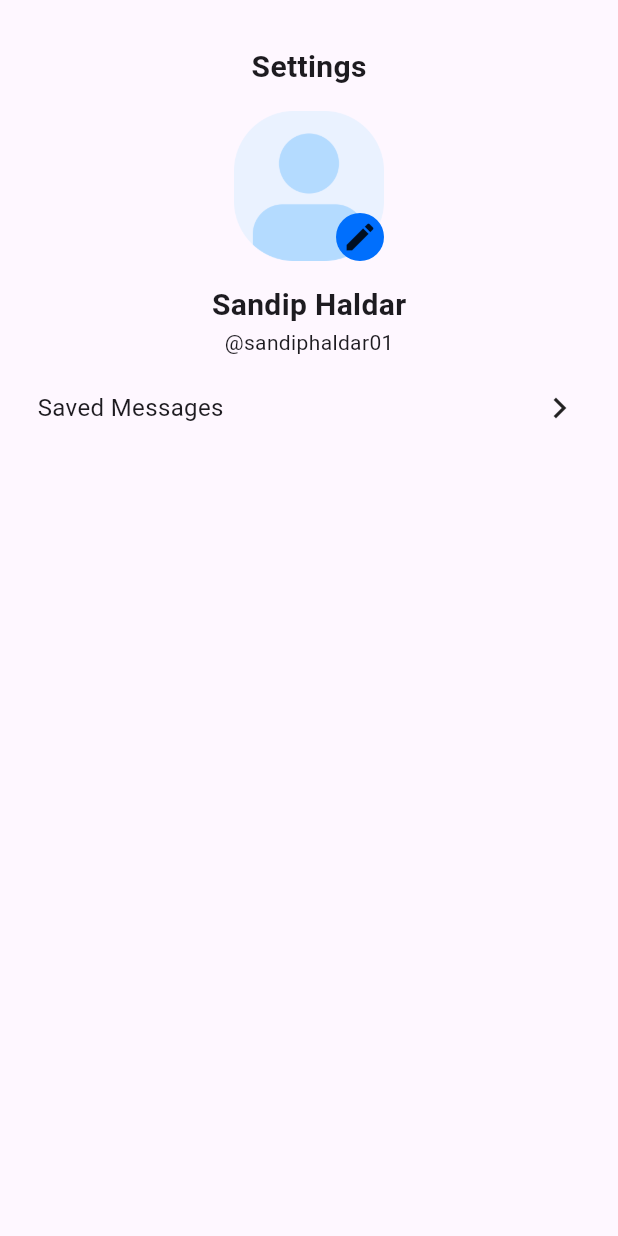
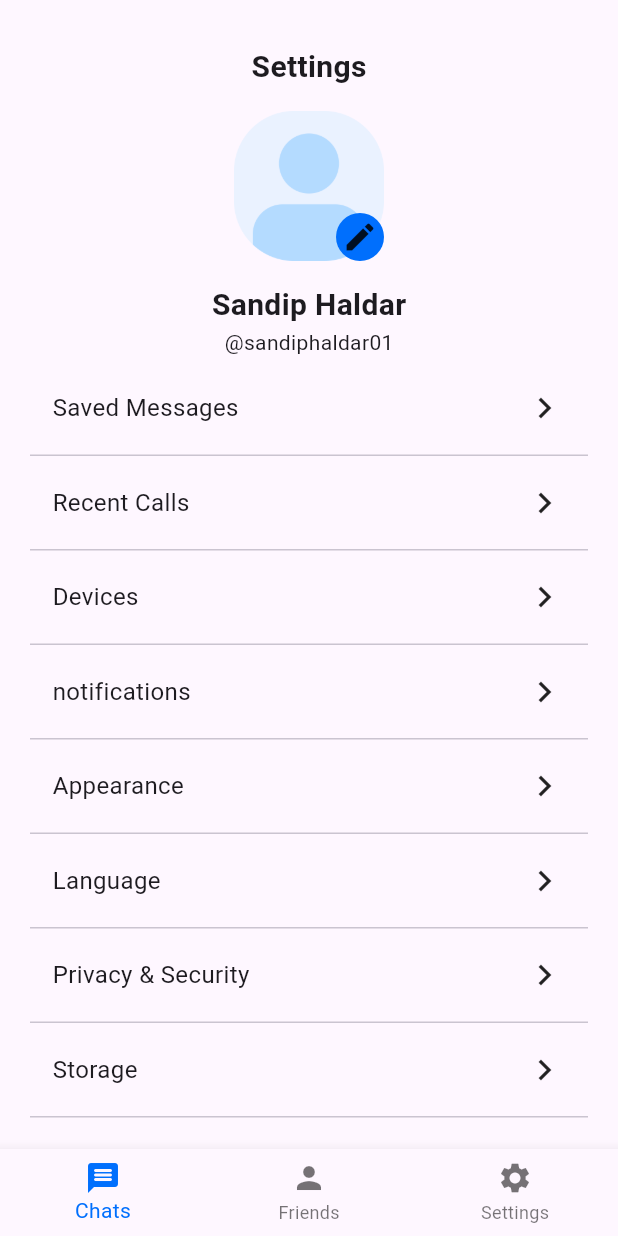
Before and after one commit to sandiphaldar01/multipurpose, a Flutter app: the Settings screen opened directly, on a phone screen of 412 x 824 dp. Run offline on Flutter 3.47's test engine with Material 3 defaults, Android fonts, the phone set to English and light mode, and no system bars; our stand-ins replace carousel_slider, flutter_svg.

Commit message:
add bottom navigation bar in setting page and create chats page

```diff
--- /dev/null
+++ b/lib/chats.dart
@@ -0,0 +1,27 @@
+import 'package:flutter/material.dart';
+
+class Chats extends StatefulWidget {
+  const new({super.key});
+
+  @override
+  State<Chats> createState() => _ChatsState();
+}
+
+class _ChatsState extends State<Chats> {
+  @override
+  Widget build(BuildContext context) {
+    return Scaffold(
+      body: Column(
+        children: [
+          Row(
+            children: [
+              Text(
+                'Edit'
+              )
+            ],
+          )
+        ],
+      ),
+    );
+  }
+}
--- a/lib/settings.dart
+++ b/lib/settings.dart
@@ -1,5 +1,5 @@
 import 'package:flutter/material.dart';
-import 'package:flutter_svg/flutter_svg.dart';
+import 'package:multipurpose/settings_items.dart';
 
 class Settings extends StatefulWidget {
   const new({super.key});
@@ -12,6 +12,26 @@ class _SettingsState extends State<Settings> {
   @override
   Widget build(BuildContext context) {
     return Scaffold(
+      bottomNavigationBar: BottomNavigationBar(
+        onTap: (value) {
+
+        },
+        selectedItemColor: Color(0xff006FFD),
+        items: [
+          BottomNavigationBarItem(
+            icon: Icon(Icons.message_rounded),
+            label: 'Chats'
+          ),
+          BottomNavigationBarItem(
+            icon: Icon(Icons.person),
+            label: 'Friends'
+          ),
+          BottomNavigationBarItem(
+            icon: Icon(Icons.settings),
+            label: 'Settings'
+          )
+        ]
+      ),
       body: SafeArea(
         child: Align(
           alignment: Alignment.center,
@@ -59,24 +79,94 @@ class _SettingsState extends State<Settings> {
                 '@sandiphaldar01'
               ),
               SizedBox(height: 20,),
+              SettingsItems(
+                items: 'Saved Messages'
+              ),
               Padding(
-                padding: EdgeInsets.symmetric(horizontal: 25),
-                child: Row(
-                  children: [
-                    Text(
-                      'Saved Messages',
-                      style: TextStyle(
-                        fontSize: 16
-                      ),
-                    ),
-                    Spacer(),
-                    Icon(
-                      Icons.keyboard_arrow_right_outlined,
-                      size: 28,
-                    ),
-                  ],
+                padding: EdgeInsets.symmetric(
+                  horizontal: 20
                 ),
-              )
+                child: Divider(
+                  height: 35,
+                ),
+              ),
+              SettingsItems(
+                items: 'Recent Calls'
+              ),
+              Padding(
+                padding: EdgeInsets.symmetric(
+                  horizontal: 20
+                ),
+                child: Divider(
+                  height: 35,
+                ),
+              ),
+              SettingsItems(
+                items: 'Devices'
+              ),
+              Padding(
+                padding: EdgeInsets.symmetric(
+                  horizontal: 20
+                ),
+                child: Divider(
+                  height: 35,
+                ),
+              ),
+              SettingsItems(
+                items: 'notifications'
+              ),
+              Padding(
+                padding: EdgeInsets.symmetric(
+                  horizontal: 20
+                ),
+                child: Divider(
+                  height: 35,
+                ),
+              ),
+              SettingsItems(
+                items: 'Appearance'
+              ),
+              Padding(
+                padding: EdgeInsets.symmetric(
+                  horizontal: 20
+                ),
+                child: Divider(
+                  height: 35,
+                ),
+              ),
+              SettingsItems(
+                items: 'Language'
+              ),
+              Padding(
+                padding: EdgeInsets.symmetric(
+                  horizontal: 20
+                ),
+                child: Divider(
+                  height: 35,
+                ),
+              ),
+              SettingsItems(
+                items: 'Privacy & Security'
+              ),
+              Padding(
+                padding: EdgeInsets.symmetric(
+                  horizontal: 20
+                ),
+                child: Divider(
+                  height: 35,
+                ),
+              ),
+              SettingsItems(
+                items: 'Storage'
+              ),
+              Padding(
+                padding: EdgeInsets.symmetric(
+                  horizontal: 20
+                ),
+                child: Divider(
+                  height: 35,
+                ),
+              ),
             ],
           ),
         ),
--- /dev/null
+++ b/lib/settings_items.dart
@@ -0,0 +1,29 @@
+import 'package:flutter/material.dart';
+
+class SettingsItems extends StatelessWidget {
+
+  final String items;
+  const new({super.key, required this.items});
+
+  @override
+  Widget build(BuildContext context) {
+    return Padding(
+      padding: EdgeInsets.symmetric(horizontal: 35),
+      child: Row(
+        children: [
+          Text(
+            items,
+            style: TextStyle(
+              fontSize: 16
+            ),
+          ),
+          Spacer(),
+          Icon(
+            Icons.keyboard_arrow_right_outlined,
+            size: 28,
+          ),
+        ],
+      ),
+    );
+  }
+}
```
